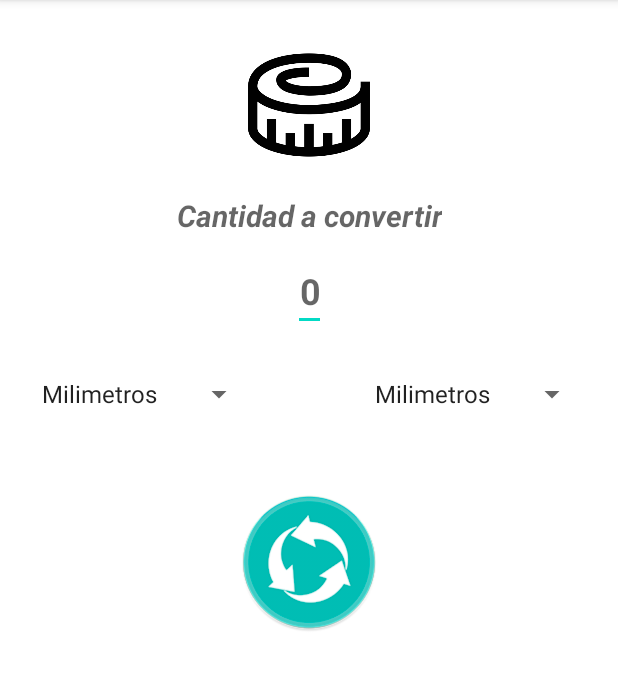
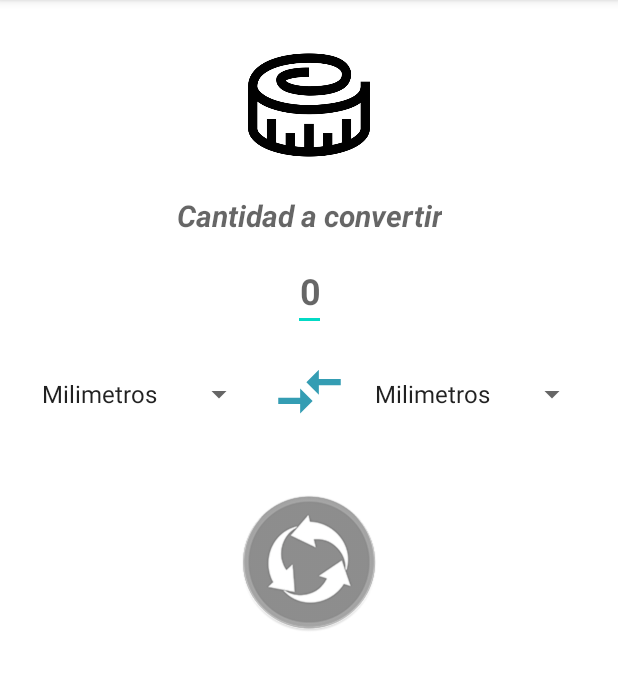
Before and after one commit to joseolivagarcia/Conversor, an Android app: the screen it shows after launch (ConversorActivity), after a tap on "Longitud", on a phone screen of 412 x 824 dp, the part 84-774 px from its top. Run offline under Robolectric (Android 15) with nearby library versions, the phone set to English and light mode, and no system bars.

Commit message:
Arreglado que el boton convertir este inactivo si tenemos la misma unidad seleccionada. Añadido boton para alternar entre unidades de origen y destino

```diff
--- a/app/src/main/java/joseoliva/com/conversor/ConversorActivity.kt
+++ b/app/src/main/java/joseoliva/com/conversor/ConversorActivity.kt
@@ -6,10 +6,13 @@ import android.text.Spannable
 import android.text.SpannableString
 import android.text.style.ForegroundColorSpan
 import android.util.Log
+import android.view.View
+import android.widget.AdapterView
 import android.widget.ArrayAdapter
 import android.widget.Spinner
 import android.widget.Toast
 import androidx.appcompat.app.AppCompatActivity
+import androidx.core.view.get
 import joseoliva.com.conversor.databinding.ActivityConversorBinding
 
 class ConversorActivity : AppCompatActivity() {
@@ -63,6 +66,41 @@ class ConversorActivity : AppCompatActivity() {
         adapspinner.setDropDownViewResource(android.R.layout.simple_spinner_dropdown_item)
         sporigen.adapter = adapspinner
         spdestino.adapter = adapspinner
+
+        //Si tengo la misma unidad en ambos lados desactivo el boton de conversion
+        sporigen.onItemSelectedListener = object : AdapterView.OnItemSelectedListener{
+            override fun onItemSelected(p0: AdapterView<*>?, view: View?, position: Int, id: Long) {
+                    if(position == spdestino.selectedItemPosition){
+                        binding.btnconversion.isEnabled = false
+                        binding.btnconversion.setImageResource(R.drawable.icoconveroff)
+                    }else{
+                        binding.btnconversion.isEnabled = true
+                        binding.btnconversion.setImageResource(R.drawable.icoconver)
+                    }
+            }
+            override fun onNothingSelected(p0: AdapterView<*>?) {}
+        }
+        spdestino.onItemSelectedListener = object : AdapterView.OnItemSelectedListener{
+            override fun onItemSelected(p0: AdapterView<*>?, view: View?, position: Int, id: Long) {
+                if(position == sporigen.selectedItemPosition){
+                    binding.btnconversion.isEnabled = false
+                    binding.btnconversion.setImageResource(R.drawable.icoconveroff)
+                }else{
+                    binding.btnconversion.isEnabled = true
+                    binding.btnconversion.setImageResource(R.drawable.icoconver)
+                }
+            }
+            override fun onNothingSelected(p0: AdapterView<*>?) {}
+        }
+
+        //doy funcionalidad al boton de alternar la seleccion de spinner entre origen y destino
+
+        binding.btncambiarpos.setOnClickListener {
+            val pos1 = sporigen.selectedItemPosition
+            val pos2 = spdestino.selectedItemPosition
+            sporigen.setSelection(pos2)
+            spdestino.setSelection(pos1)
+        }
 
         /*
         doy funcionalidad al boton de convertir. Segun la medida que hubiese seleccionado
--- /dev/null
+++ b/app/src/main/res/drawable/ic_cambiar.xml
@@ -0,0 +1,5 @@
+<vector android:autoMirrored="true" android:height="50dp"
+    android:tint="#349DB3" android:viewportHeight="24"
+    android:viewportWidth="24" android:width="50dp" xmlns:android="http://schemas.android.com/apk/res/android">
+    <path android:fillColor="@android:color/white" android:pathData="M9.01,14H2v2h7.01v3L13,15l-3.99,-4V14zM14.99,13v-3H22V8h-7.01V5L11,9L14.99,13z"/>
+</vector>
--- a/app/src/main/res/layout/activity_conversor.xml
+++ b/app/src/main/res/layout/activity_conversor.xml
@@ -56,6 +56,16 @@
         android:layout_marginTop="30dp"
         android:layout_marginLeft="20dp"/>
 
+    <ImageView
+        android:id="@+id/btncambiarpos"
+        android:layout_width="wrap_content"
+        android:layout_height="wrap_content"
+        android:src="@drawable/ic_cambiar"
+        app:layout_constraintStart_toEndOf="@id/sporigen"
+        app:layout_constraintEnd_toStartOf="@id/spdestino"
+        app:layout_constraintTop_toBottomOf="@id/etcantidad"
+        android:layout_marginTop="15dp"/>
+
     <Spinner
         android:id="@+id/spdestino"
         android:layout_width="150dp"
```
Also changed, not shown: app/src/main/res/drawable/icoconveroff.png (added).
